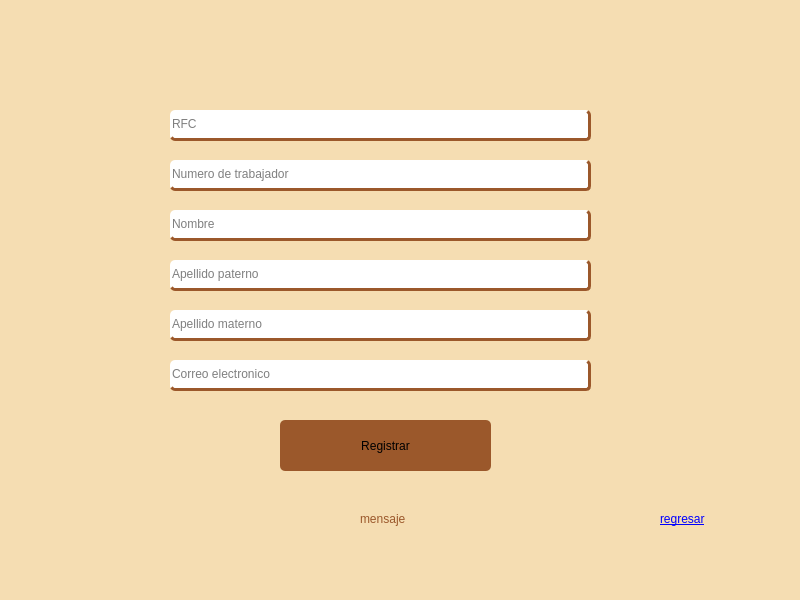
Before: the Qt Designer form gui/registro.ui in asp-laboratories/BookingRoom_Software, drawn with Qt 5.
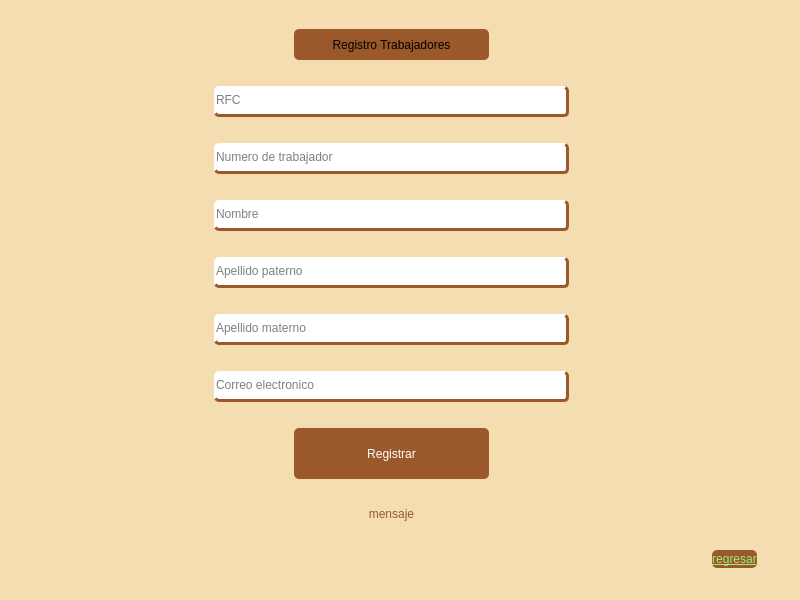
After: the same form once the commit is applied.

Commit message: feat(DatosSalon, DatosCliente, Equipamento, Cliente, gui): Se terminaron las clases de equipamento, datos para los clientes y datos del salon, se elimino la clase cliente por ser un duplicado. Se hicieron modificaciones de apariencia al gui del registro de trabajador

Patch:
```diff
--- a/gui/registro.ui
+++ b/gui/registro.ui
@@ -17,179 +17,498 @@
    <string notr="true">background-color:  rgba(245, 221, 178, 1.0) ;</string>
   </property>
   <widget class="QWidget" name="centralwidget">
-   <widget class="QLineEdit" name="leRfc">
-    <property name="geometry">
-     <rect>
-      <x>170</x>
-      <y>110</y>
-      <width>421</width>
-      <height>31</height>
-     </rect>
-    </property>
-    <property name="styleSheet">
-     <string notr="true">background-color: rgb(255, 255, 255);
+   <layout class="QGridLayout" name="gridLayout">
+    <item row="13" column="2">
+     <spacer name="horizontalSpacer_15">
+      <property name="orientation">
+       <enum>Qt::Orientation::Horizontal</enum>
+      </property>
+      <property name="sizeHint" stdset="0">
+       <size>
+        <width>40</width>
+        <height>20</height>
+       </size>
+      </property>
+     </spacer>
+    </item>
+    <item row="13" column="6">
+     <spacer name="horizontalSpacer_9">
+      <property name="orientation">
+       <enum>Qt::Orientation::Horizontal</enum>
+      </property>
+      <property name="sizeHint" stdset="0">
+       <size>
+        <width>40</width>
+        <height>20</height>
+       </size>
+      </property>
+     </spacer>
+    </item>
+    <item row="13" column="14">
+     <spacer name="horizontalSpacer_16">
+      <property name="orientation">
+       <enum>Qt::Orientation::Horizontal</enum>
+      </property>
+      <property name="sizeHint" stdset="0">
+       <size>
+        <width>40</width>
+        <height>20</height>
+       </size>
+      </property>
+     </spacer>
+    </item>
+    <item row="13" column="1">
+     <spacer name="horizontalSpacer_4">
+      <property name="orientation">
+       <enum>Qt::Orientation::Horizontal</enum>
+      </property>
+      <property name="sizeHint" stdset="0">
+       <size>
+        <width>40</width>
+        <height>20</height>
+       </size>
+      </property>
+     </spacer>
+    </item>
+    <item row="13" column="7">
+     <spacer name="horizontalSpacer_7">
+      <property name="orientation">
+       <enum>Qt::Orientation::Horizontal</enum>
+      </property>
+      <property name="sizeHint" stdset="0">
+       <size>
+        <width>40</width>
+        <height>20</height>
+       </size>
+      </property>
+     </spacer>
+    </item>
+    <item row="4" column="6" colspan="9">
+     <widget class="QLineEdit" name="leNombre">
+      <property name="maximumSize">
+       <size>
+        <width>16777215</width>
+        <height>31</height>
+       </size>
+      </property>
+      <property name="styleSheet">
+       <string notr="true">background-color: rgb(255, 255, 255);
 color: rgb(0, 0, 0);
 border-radius: 5px;
 border-bottom: 3px solid rgba(155, 88, 43, 1.0);
 border-right: 3px solid  rgba(155, 88, 43, 1.0);</string>
-    </property>
-    <property name="placeholderText">
-     <string>RFC</string>
-    </property>
-   </widget>
-   <widget class="QLineEdit" name="leNumero">
-    <property name="geometry">
-     <rect>
-      <x>170</x>
-      <y>160</y>
-      <width>421</width>
-      <height>31</height>
-     </rect>
-    </property>
-    <property name="styleSheet">
-     <string notr="true">background-color: rgb(255, 255, 255);
+      </property>
+      <property name="placeholderText">
+       <string>Nombre</string>
+      </property>
+     </widget>
+    </item>
+    <item row="5" column="6" colspan="9">
+     <widget class="QLineEdit" name="leApaterno">
+      <property name="maximumSize">
+       <size>
+        <width>16777215</width>
+        <height>31</height>
+       </size>
+      </property>
+      <property name="styleSheet">
+       <string notr="true">background-color: rgb(255, 255, 255);
+color: rgb(0, 0, 0);
+border-radius: 5px;
+border-bottom: 3px solid rgba(155, 88, 43, 1.0);
+border-right: 3px solid  rgba(155, 88, 43, 1.0);</string>
+      </property>
+      <property name="placeholderText">
+       <string>Apellido paterno</string>
+      </property>
+     </widget>
+    </item>
+    <item row="10" column="8" colspan="5">
+     <widget class="QPushButton" name="btnRegistrar">
+      <property name="enabled">
+       <bool>true</bool>
+      </property>
+      <property name="sizePolicy">
+       <sizepolicy hsizetype="Expanding" vsizetype="Fixed">
+        <horstretch>0</horstretch>
+        <verstretch>0</verstretch>
+       </sizepolicy>
+      </property>
+      <property name="maximumSize">
+       <size>
+        <width>16777215</width>
+        <height>51</height>
+       </size>
+      </property>
+      <property name="cursor">
+       <cursorShape>PointingHandCursor</cursorShape>
+      </property>
+      <property name="styleSheet">
+       <string notr="true">QPushButton {
+    background-color: rgba(155, 88, 43, 1.0);
+    color: white;
+	padding: 8px;
+    border-radius: 5px;
+    transition: all 200ms;
+}
+QPushButton:hover {
+	padding: 12px;
+    background-color: rgba(209, 138, 91, 1.0) ;
+}
+</string>
+      </property>
+      <property name="text">
+       <string>Registrar</string>
+      </property>
+     </widget>
+    </item>
+    <item row="13" column="0">
+     <spacer name="horizontalSpacer_3">
+      <property name="orientation">
+       <enum>Qt::Orientation::Horizontal</enum>
+      </property>
+      <property name="sizeHint" stdset="0">
+       <size>
+        <width>40</width>
+        <height>20</height>
+       </size>
+      </property>
+     </spacer>
+    </item>
+    <item row="2" column="6" colspan="9">
+     <widget class="QLineEdit" name="leRfc">
+      <property name="maximumSize">
+       <size>
+        <width>16777215</width>
+        <height>31</height>
+       </size>
+      </property>
+      <property name="styleSheet">
+       <string notr="true">background-color: rgb(255, 255, 255);
+color: rgb(0, 0, 0);
+border-radius: 5px;
+border-bottom: 3px solid rgba(155, 88, 43, 1.0);
+border-right: 3px solid  rgba(155, 88, 43, 1.0);</string>
+      </property>
+      <property name="placeholderText">
+       <string>RFC</string>
+      </property>
+     </widget>
+    </item>
+    <item row="13" column="4">
+     <spacer name="horizontalSpacer_17">
+      <property name="orientation">
+       <enum>Qt::Orientation::Horizontal</enum>
+      </property>
+      <property name="sizeHint" stdset="0">
+       <size>
+        <width>40</width>
+        <height>20</height>
+       </size>
+      </property>
+     </spacer>
+    </item>
+    <item row="13" column="12">
+     <spacer name="horizontalSpacer_5">
+      <property name="orientation">
+       <enum>Qt::Orientation::Horizontal</enum>
+      </property>
+      <property name="sizeHint" stdset="0">
+       <size>
+        <width>40</width>
+        <height>20</height>
+       </size>
+      </property>
+     </spacer>
+    </item>
+    <item row="13" column="21">
+     <spacer name="horizontalSpacer_12">
+      <property name="orientation">
+       <enum>Qt::Orientation::Horizontal</enum>
+      </property>
+      <property name="sizeHint" stdset="0">
+       <size>
+        <width>40</width>
+        <height>20</height>
+       </size>
+      </property>
+     </spacer>
+    </item>
+    <item row="13" column="9">
+     <spacer name="horizontalSpacer_19">
+      <property name="orientation">
+       <enum>Qt::Orientation::Horizontal</enum>
+      </property>
+      <property name="sizeHint" stdset="0">
+       <size>
+        <width>40</width>
+        <height>20</height>
+       </size>
+      </property>
+     </spacer>
+    </item>
+    <item row="13" column="18">
+     <spacer name="horizontalSpacer">
+      <property name="orientation">
+       <enum>Qt::Orientation::Horizontal</enum>
+      </property>
+      <property name="sizeHint" stdset="0">
+       <size>
+        <width>40</width>
+        <height>20</height>
+       </size>
+      </property>
+     </spacer>
+    </item>
+    <item row="13" column="13">
+     <spacer name="horizontalSpacer_10">
+      <property name="orientation">
+       <enum>Qt::Orientation::Horizontal</enum>
+      </property>
+      <property name="sizeHint" stdset="0">
+       <size>
+        <width>40</width>
+        <height>20</height>
+       </size>
+      </property>
+     </spacer>
+    </item>
+    <item row="13" column="17">
+     <spacer name="horizontalSpacer_18">
+      <property name="orientation">
+       <enum>Qt::Orientation::Horizontal</enum>
+      </property>
+      <property name="sizeHint" stdset="0">
+       <size>
+        <width>40</width>
+        <height>20</height>
+       </size>
+      </property>
+     </spacer>
+    </item>
+    <item row="6" column="6" colspan="9">
+     <widget class="QLineEdit" name="leAmaterno">
+      <property name="maximumSize">
+       <size>
+        <width>16777215</width>
+        <height>31</height>
+       </size>
+      </property>
+      <property name="styleSheet">
+       <string notr="true">background-color: rgb(255, 255, 255);
+color: rgb(0, 0, 0);
+border-radius: 5px;
+border-bottom: 3px solid rgba(155, 88, 43, 1.0);
+border-right: 3px solid  rgba(155, 88, 43, 1.0);</string>
+      </property>
+      <property name="placeholderText">
+       <string>Apellido materno</string>
+      </property>
+     </widget>
+    </item>
+    <item row="13" column="16">
+     <spacer name="horizontalSpacer_14">
+      <property name="orientation">
+       <enum>Qt::Orientation::Horizontal</enum>
+      </property>
+      <property name="sizeHint" stdset="0">
+       <size>
+        <width>40</width>
+        <height>20</height>
+       </size>
+      </property>
+     </spacer>
+    </item>
+    <item row="13" column="3">
+     <spacer name="horizontalSpacer_13">
+      <property name="orientation">
+       <enum>Qt::Orientation::Horizontal</enum>
+      </property>
+      <property name="sizeHint" stdset="0">
+       <size>
+        <width>40</width>
+        <height>20</height>
+       </size>
+      </property>
+     </spacer>
+    </item>
+    <item row="13" column="8">
+     <spacer name="horizontalSpacer_6">
+      <property name="orientation">
+       <enum>Qt::Orientation::Horizontal</enum>
+      </property>
+      <property name="sizeHint" stdset="0">
+       <size>
+        <width>40</width>
+        <height>20</height>
+       </size>
+      </property>
+     </spacer>
+    </item>
+    <item row="3" column="6" colspan="9">
+     <widget class="QLineEdit" name="leNumero">
+      <property name="maximumSize">
+       <size>
+        <width>16777215</width>
+        <height>31</height>
+       </size>
+      </property>
+      <property name="styleSheet">
+       <string notr="true">background-color: rgb(255, 255, 255);
 color: rgb(0, 0, 0);
 border-radius: 5px;
 border-bottom: 3px solid rgba(155, 88, 43, 1.0);
 border-right: 3px solid  rgba(155, 88, 43, 1.0);
 
 </string>
-    </property>
-    <property name="placeholderText">
-     <string>Numero de trabajador</string>
-    </property>
-   </widget>
-   <widget class="QLineEdit" name="leNombre">
-    <property name="geometry">
-     <rect>
-      <x>170</x>
-      <y>210</y>
-      <width>421</width>
-      <height>31</height>
-     </rect>
-    </property>
-    <property name="styleSheet">
-     <string notr="true">background-color: rgb(255, 255, 255);
+      </property>
+      <property name="placeholderText">
+       <string>Numero de trabajador</string>
+      </property>
+     </widget>
+    </item>
+    <item row="13" column="11">
+     <spacer name="horizontalSpacer_20">
+      <property name="orientation">
+       <enum>Qt::Orientation::Horizontal</enum>
+      </property>
+      <property name="sizeHint" stdset="0">
+       <size>
+        <width>40</width>
+        <height>20</height>
+       </size>
+      </property>
+     </spacer>
+    </item>
+    <item row="11" column="8" colspan="5">
+     <widget class="QLabel" name="mensaje">
+      <property name="maximumSize">
+       <size>
+        <width>16777215</width>
+        <height>18</height>
+       </size>
+      </property>
+      <property name="styleSheet">
+       <string notr="true">color: rgba(155, 88, 43, 1.0);;</string>
+      </property>
+      <property name="text">
+       <string>mensaje</string>
+      </property>
+      <property name="alignment">
+       <set>Qt::AlignmentFlag::AlignCenter</set>
+      </property>
+     </widget>
+    </item>
+    <item row="13" column="19">
+     <spacer name="horizontalSpacer_8">
+      <property name="orientation">
+       <enum>Qt::Orientation::Horizontal</enum>
+      </property>
+      <property name="sizeHint" stdset="0">
+       <size>
+        <width>40</width>
+        <height>20</height>
+       </size>
+      </property>
+     </spacer>
+    </item>
+    <item row="8" column="6" colspan="9">
+     <widget class="QLineEdit" name="leEmail">
+      <property name="maximumSize">
+       <size>
+        <width>16777215</width>
+        <height>31</height>
+       </size>
+      </property>
+      <property name="styleSheet">
+       <string notr="true">background-color: rgb(255, 255, 255);
 color: rgb(0, 0, 0);
 border-radius: 5px;
 border-bottom: 3px solid rgba(155, 88, 43, 1.0);
 border-right: 3px solid  rgba(155, 88, 43, 1.0);</string>
-    </property>
-    <property name="placeholderText">
-     <string>Nombre</string>
-    </property>
-   </widget>
-   <widget class="QLineEdit" name="leApaterno">
-    <property name="geometry">
-     <rect>
-      <x>170</x>
-      <y>260</y>
-      <width>421</width>
-      <height>31</height>
-     </rect>
-    </property>
-    <property name="styleSheet">
-     <string notr="true">background-color: rgb(255, 255, 255);
-color: rgb(0, 0, 0);
-border-radius: 5px;
-border-bottom: 3px solid rgba(155, 88, 43, 1.0);
-border-right: 3px solid  rgba(155, 88, 43, 1.0);</string>
-    </property>
-    <property name="placeholderText">
-     <string>Apellido paterno</string>
-    </property>
-   </widget>
-   <widget class="QLineEdit" name="leAmaterno">
-    <property name="geometry">
-     <rect>
-      <x>170</x>
-      <y>310</y>
-      <width>421</width>
-      <height>31</height>
-     </rect>
-    </property>
-    <property name="styleSheet">
-     <string notr="true">background-color: rgb(255, 255, 255);
-color: rgb(0, 0, 0);
-border-radius: 5px;
-border-bottom: 3px solid rgba(155, 88, 43, 1.0);
-border-right: 3px solid  rgba(155, 88, 43, 1.0);</string>
-    </property>
-    <property name="placeholderText">
-     <string>Apellido materno</string>
-    </property>
-   </widget>
-   <widget class="QLineEdit" name="leEmail">
-    <property name="geometry">
-     <rect>
-      <x>170</x>
-      <y>360</y>
-      <width>421</width>
-      <height>31</height>
-     </rect>
-    </property>
-    <property name="styleSheet">
-     <string notr="true">background-color: rgb(255, 255, 255);
-color: rgb(0, 0, 0);
-border-radius: 5px;
-border-bottom: 3px solid rgba(155, 88, 43, 1.0);
-border-right: 3px solid  rgba(155, 88, 43, 1.0);</string>
-    </property>
-    <property name="placeholderText">
-     <string>Correo electronico</string>
-    </property>
-   </widget>
-   <widget class="QPushButton" name="btnRegistrar">
-    <property name="geometry">
-     <rect>
-      <x>280</x>
-      <y>420</y>
-      <width>211</width>
-      <height>51</height>
-     </rect>
-    </property>
-    <property name="styleSheet">
-     <string notr="true">background-color: rgba(155, 88, 43, 1.0);
+      </property>
+      <property name="placeholderText">
+       <string>Correo electronico</string>
+      </property>
+     </widget>
+    </item>
+    <item row="13" column="10">
+     <spacer name="horizontalSpacer_2">
+      <property name="orientation">
+       <enum>Qt::Orientation::Horizontal</enum>
+      </property>
+      <property name="sizeHint" stdset="0">
+       <size>
+        <width>40</width>
+        <height>20</height>
+       </size>
+      </property>
+     </spacer>
+    </item>
+    <item row="13" column="5">
+     <spacer name="horizontalSpacer_11">
+      <property name="orientation">
+       <enum>Qt::Orientation::Horizontal</enum>
+      </property>
+      <property name="sizeHint" stdset="0">
+       <size>
+        <width>40</width>
+        <height>20</height>
+       </size>
+      </property>
+     </spacer>
+    </item>
+    <item row="0" column="8" colspan="5">
+     <widget class="QLabel" name="label">
+      <property name="sizePolicy">
+       <sizepolicy hsizetype="Expanding" vsizetype="Minimum">
+        <horstretch>0</horstretch>
+        <verstretch>0</verstretch>
+       </sizepolicy>
+      </property>
+      <property name="maximumSize">
+       <size>
+        <width>16777215</width>
+        <height>31</height>
+       </size>
+      </property>
+      <property name="autoFillBackground">
+       <bool>false</bool>
+      </property>
+      <property name="styleSheet">
+       <string notr="true">color: rgb(0, 0, 0);
+background-color: rgba(155, 88, 43, 1.0);
 border-radius: 5px;</string>
-    </property>
-    <property name="text">
-     <string>Registrar</string>
-    </property>
-   </widget>
-   <widget class="QLabel" name="mensaje">
-    <property name="geometry">
-     <rect>
-      <x>360</x>
-      <y>510</y>
-      <width>51</width>
-      <height>18</height>
-     </rect>
-    </property>
-    <property name="styleSheet">
-     <string notr="true">color: rgba(155, 88, 43, 1.0);;</string>
-    </property>
-    <property name="text">
-     <string>mensaje</string>
-    </property>
-   </widget>
-   <widget class="QLabel" name="labelLink">
-    <property name="geometry">
-     <rect>
-      <x>660</x>
-      <y>510</y>
-      <width>59</width>
-      <height>18</height>
-     </rect>
-    </property>
-    <property name="text">
-     <string>&lt;html&gt;
-&lt;head/&gt;
-&lt;body&gt;
-&lt;p&gt;&lt;a href=&quot;iniciar&quot;&gt;regresar&lt;/a&gt;&lt;/p&gt;
-&lt;/body&gt;
-&lt;/html&gt;</string>
-    </property>
-   </widget>
+      </property>
+      <property name="text">
+       <string>Registro Trabajadores</string>
+      </property>
+      <property name="alignment">
+       <set>Qt::AlignmentFlag::AlignCenter</set>
+      </property>
+     </widget>
+    </item>
+    <item row="13" column="20">
+     <widget class="QLabel" name="labelLink">
+      <property name="maximumSize">
+       <size>
+        <width>59</width>
+        <height>18</height>
+       </size>
+      </property>
+      <property name="cursor">
+       <cursorShape>PointingHandCursor</cursorShape>
+      </property>
+      <property name="styleSheet">
+       <string notr="true">background-color: rgba(155, 88, 43, 1.0);
+border-radius: 5px;</string>
+      </property>
+      <property name="text">
+       <string>&lt;html&gt;&lt;head/&gt;&lt;body&gt;&lt;p align=&quot;center&quot;&gt;&lt;a href=&quot;iniciar&quot;&gt;&lt;span style=&quot; text-decoration: underline; color:#95ef81;&quot;&gt;regresar&lt;/span&gt;&lt;/a&gt;&lt;/p&gt;&lt;/body&gt;&lt;/html&gt;</string>
+      </property>
+     </widget>
+    </item>
+   </layout>
   </widget>
  </widget>
  <resources/>
```
The commit also changes 23 other files.
